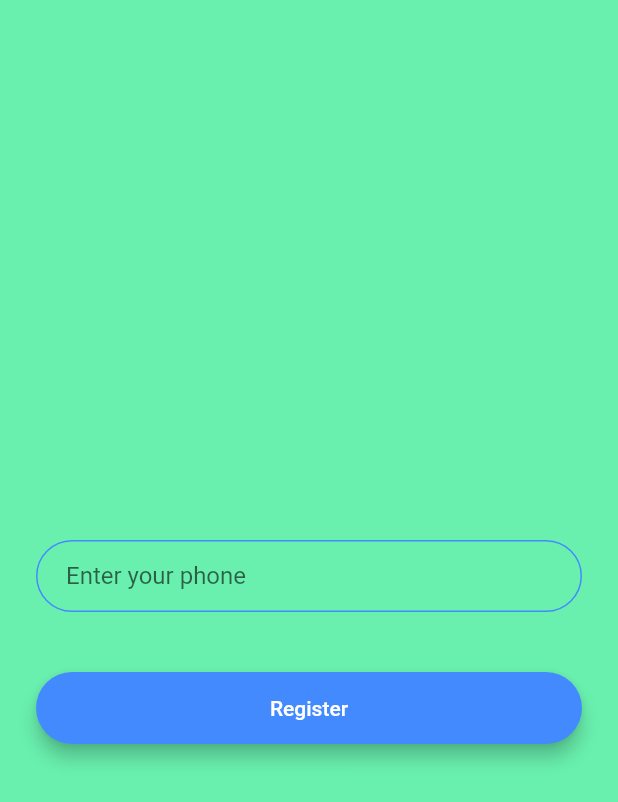
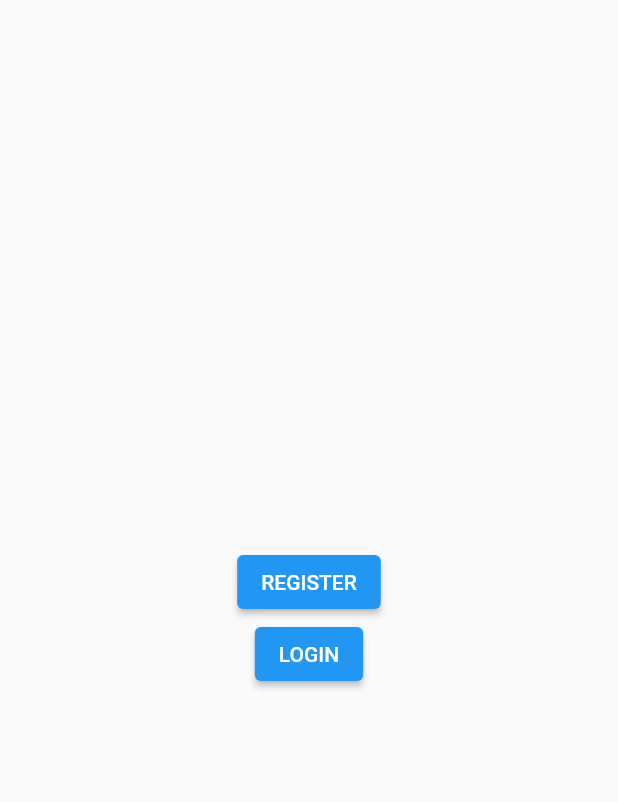
Before and after one commit to piyu99/firebaseOTP, a Flutter app: the screen it shows after launch, on a phone screen of 412 x 824 dp. Shown: the top 802 px of the screen. Run offline on Flutter 3.47's test engine with Material 2 defaults, Android fonts, the phone set to English and light mode, and no system bars; our stand-ins replace firebase_auth, firebase_core; accounts and stored records are empty.

Commit message:
with login otp

```diff
--- a/lib/main.dart
+++ b/lib/main.dart
@@ -1,3 +1,4 @@
+import 'package:firebase_otp/login.dart';
 import 'package:firebase_otp/registration.dart';
 import 'package:flutter/material.dart';
 
@@ -10,7 +11,39 @@ class MyApp extends StatelessWidget {
   @override
   Widget build(BuildContext context) {
     return MaterialApp(
-      home: RegistrationScreen(),
+      home: HomeScreen(),
     );
   }
 }
+
+class HomeScreen extends StatefulWidget {
+  @override
+  _HomeScreenState createState() => _HomeScreenState();
+}
+
+class _HomeScreenState extends State<HomeScreen> {
+  @override
+  Widget build(BuildContext context) {
+    return Scaffold(
+      body: Center(
+        child: Column(
+          mainAxisAlignment: MainAxisAlignment.center,
+          children: [
+            ElevatedButton(
+                onPressed: () {
+                  Navigator.of(context).push(MaterialPageRoute(
+                      builder: (context) => RegistrationScreen()));
+                },
+                child: Text('REGISTER')),
+            ElevatedButton(
+                onPressed: () {
+                  Navigator.of(context)
+                      .push(MaterialPageRoute(builder: (context) => Login()));
+                },
+                child: Text('LOGIN'))
+          ],
+        ),
+      ),
+    );
+  }
+}
```
